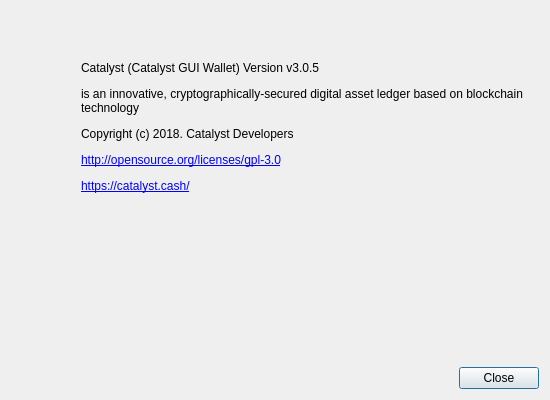
First picture: the form in src/gui/ui/aboutdialog.ui, repository mygirl8893/CatalystGUI-Evo-3.0.4, before the edit.
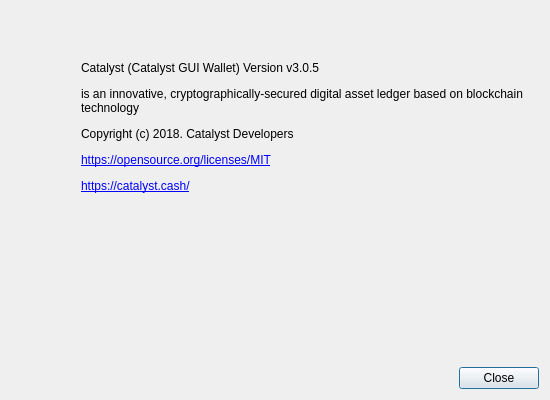
Second picture: the form after the edit. Icons and pictures are not drawn.

```diff
--- a/src/gui/ui/aboutdialog.ui
+++ b/src/gui/ui/aboutdialog.ui
@@ -98,7 +98,7 @@
         </size>
        </property>
        <property name="text">
-		<string>&lt;html&gt;&lt;head/&gt;&lt;body&gt;&lt;p&gt;Catalyst (Catalyst GUI Wallet) Version v3.0.5&lt;/p&gt;&lt;p&gt;is an innovative, cryptographically-secured digital asset ledger based on blockchain technology&lt;/p&gt;&lt;p&gt;Copyright (c) 2018. Catalyst Developers&lt;/p&gt;&lt;p&gt;&lt;a href=&quot;http://opensource.org/licenses/gpl-3.0&quot;&gt;&lt;span style=&quot; text-decoration: underline; color:#0000ff;&quot;&gt;http://opensource.org/licenses/gpl-3.0&lt;/span&gt;&lt;/a&gt;&lt;/p&gt;&lt;p&gt;&lt;a href=&quot;Https://catalyst.cash/&quot;&gt;&lt;span style=&quot; text-decoration: underline; color:#0000ff;&quot;&gt;https://catalyst.cash/&lt;/span&gt;&lt;/a&gt;&lt;/p&gt;&lt;/body&gt;&lt;/html&gt;</string>       </property>
+		<string>&lt;html&gt;&lt;head/&gt;&lt;body&gt;&lt;p&gt;Catalyst (Catalyst GUI Wallet) Version v3.0.5&lt;/p&gt;&lt;p&gt;is an innovative, cryptographically-secured digital asset ledger based on blockchain technology&lt;/p&gt;&lt;p&gt;Copyright (c) 2018. Catalyst Developers&lt;/p&gt;&lt;p&gt;&lt;a href=&quot;https://opensource.org/licenses/MIT&quot;&gt;&lt;span style=&quot; text-decoration: underline; color:#0000ff;&quot;&gt;https://opensource.org/licenses/MIT&lt;/span&gt;&lt;/a&gt;&lt;/p&gt;&lt;p&gt;&lt;a href=&quot;Https://catalyst.cash/&quot;&gt;&lt;span style=&quot; text-decoration: underline; color:#0000ff;&quot;&gt;https://catalyst.cash/&lt;/span&gt;&lt;/a&gt;&lt;/p&gt;&lt;/body&gt;&lt;/html&gt;</string>       </property>
        <property name="textFormat">
         <enum>Qt::RichText</enum>
        </property>
```
